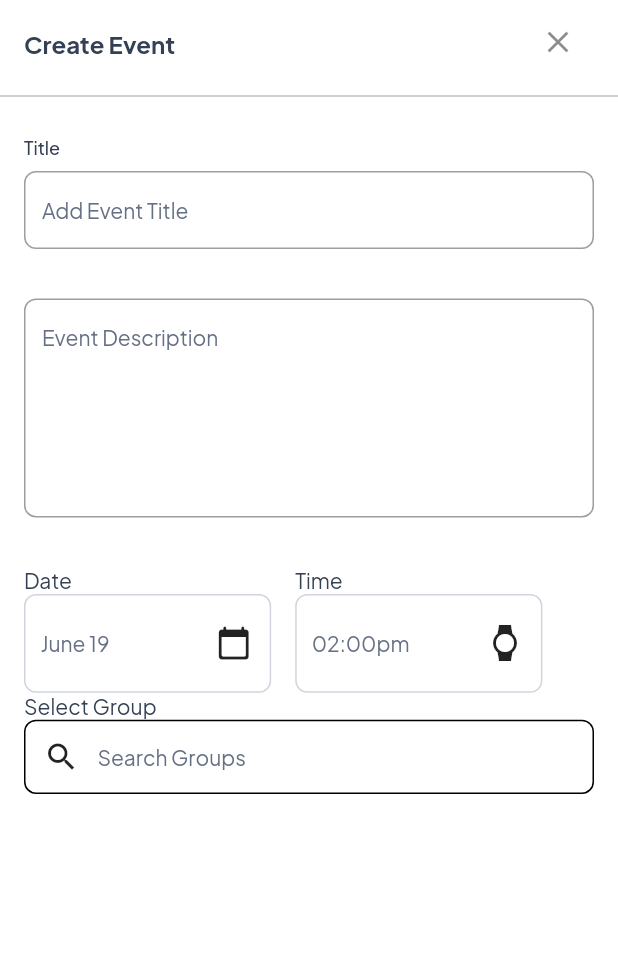
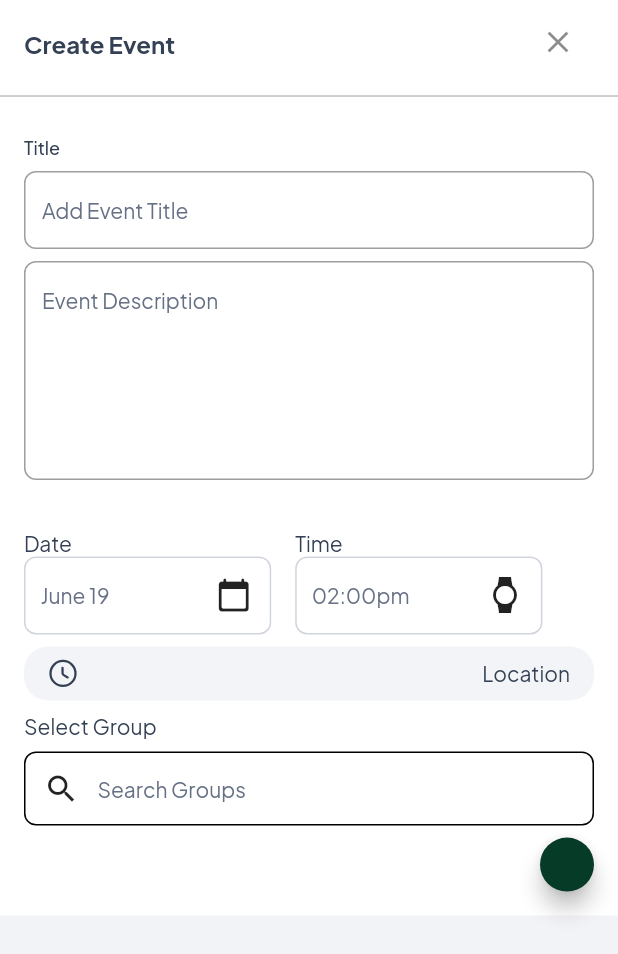
Before and after one commit to hngx-org/Fortress-events-mobile, a Flutter app: the CreateEvent screen opened directly, on a phone screen of 412 x 824 dp. Shown: the top 954 px of the screen. Run offline on Flutter 3.47's test engine with Material 2 defaults, Android fonts, the phone set to English and light mode, and no system bars; our stand-ins replace cached_network_image, flutter_svg, table_calendar.

Commit message:
added floating action button

```diff
--- a/lib/main.dart
+++ b/lib/main.dart
@@ -24,7 +24,7 @@ class MyApp extends StatelessWidget {
       theme: theme,
       //TODO: Handle the app navigation
       // routes:
-      home: const CreateGroup(),
+      home: const CreateEvent(),
 // =======
 //       // home: const ExampleScreen(),
 //       home: CreateEvent(),
--- a/lib/src/features/events/presentation/pages/create_event.dart
+++ b/lib/src/features/events/presentation/pages/create_event.dart
@@ -1,8 +1,10 @@
 import 'package:event_app/src/core/constants/dimensions.dart';
+import 'package:event_app/src/core/utils/image_constant.dart';
 import 'package:event_app/src/core/utils/theme/colors.dart';
 import 'package:event_app/src/core/utils/theme/text_styles.dart';
 import 'package:event_app/src/general_widgets/custom_container_text_field.dart';
 import 'package:event_app/src/features/events/presentation/widgets/custom_container_text_righticon.dart';
+import 'package:event_app/src/general_widgets/custom_icon_container.dart';
 import 'package:event_app/src/general_widgets/spacing.dart';
 import 'package:flutter/material.dart';
 
@@ -12,7 +14,8 @@ class CreateEvent extends StatelessWidget {
   @override
   Widget build(BuildContext context) {
     return Scaffold(
-      body: Container(
+      body: SingleChildScrollView(
+        child: Container(
           decoration: BoxDecoration(
             color: AppColors.baseWhite,
           ),
@@ -50,15 +53,13 @@ class CreateEvent extends StatelessWidget {
                           ),
                           Spacing.smallHeight(),
                           CustomContainerTextField(
-                          boxheight: MediaQuery.sizeOf(context).height * 0.06,
+                            boxheight: 52,
                             boxwidth: MediaQuery.sizeOf(context).width,
                             item: "Add Event Title",
                           ),
-                        SizedBox(
-                          height: MediaQuery.sizeOf(context).height * 0.04,
-                        ),
+                         Spacing.smallHeight(),
                           CustomContainerTextField(
-                          boxheight: MediaQuery.sizeOf(context).height * 0.2,
+                            boxheight: 85,
                             boxwidth: MediaQuery.sizeOf(context).width,
                             item: "Event Description",
                             lines: 6,
@@ -107,13 +108,23 @@ class CreateEvent extends StatelessWidget {
                               ),
                             ],
                           ),
-
-
-
+                          Spacing.smallHeight(),
+                          CustomIconContainer(
+                              containerText: "Location",
+                              spacingWidth: 0.1,
+                              containerColor: AppColors.gray300,
+                              containerHPadding: 16,
+                              containerVPadding: 8,
+                              iconSvgPath: ImageConstant.imgClock,
+                              iconColor: AppColors.gray900,
+                              iconHeight: 20,
+                              iconWidth: 20),
+                               Spacing.smallHeight(),
                           Column(
                             crossAxisAlignment: CrossAxisAlignment.start,
                             children: [
                               Text("Select Group"),
+                               Spacing.smallHeight(),
                               Container(
                                 height: MediaQuery.sizeOf(context).height * 0.06,
                                 width: MediaQuery.sizeOf(context).width,
@@ -130,8 +141,8 @@ class CreateEvent extends StatelessWidget {
                                       ),
                                       Text(
                                         "Search Groups",
-                                      style:
-                                          AppTextStyles.textSmallRegular.copyWith(
+                                        style: AppTextStyles.textSmallRegular
+                                            .copyWith(
                                           color: AppColors.gray700Main,
                                         ),
                                       ),
@@ -142,12 +153,27 @@ class CreateEvent extends StatelessWidget {
                         ],
                       ),
                     ),
+                    Spacing.smallHeight(),
+                    Row(
+                      mainAxisAlignment: MainAxisAlignment.end,
+                      children: [
+                        Container(
+                          height: 36,
+                          width: 36,
+                          child: FloatingActionButton(
+
+                            backgroundColor: AppColors.primary1000,
+                            onPressed: (){}),
+                        ),
+                      ],
+                    ),
                   ],
                 ),
               ),
             ],
           ),
         ),
+      ),
     );
   }
 }
--- a/lib/src/features/events/presentation/widgets/custom_container_text_righticon.dart
+++ b/lib/src/features/events/presentation/widgets/custom_container_text_righticon.dart
@@ -17,7 +17,7 @@ class CustomContainerRightIcon extends StatelessWidget {
   @override
   Widget build(BuildContext context) {
     return Container(
-      height: MediaQuery.sizeOf(context).height * 0.08,
+      height: 52,
       width: MediaQuery.sizeOf(context).width * 0.40,
       decoration: BoxDecoration(
         color: AppColors.baseWhite,
```
Lines whose indentation alone changed are shown as unchanged.
